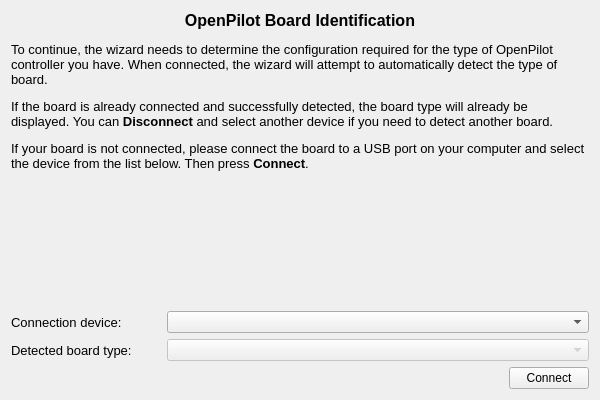
First picture: the form in ground/openpilotgcs/src/plugins/setupwizard/pages/controllerpage.ui, repository librepilot/LibrePilot, before the edit.
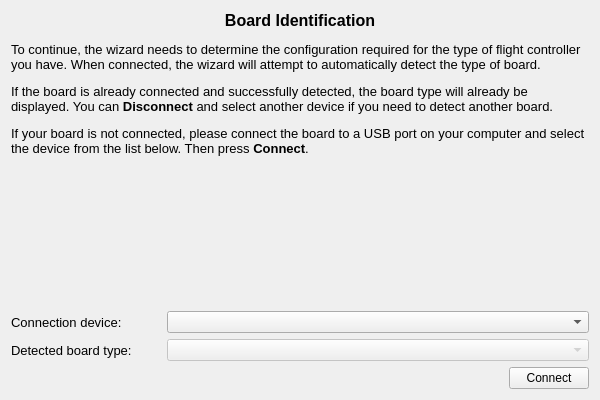
Second picture: the form after the edit.

```diff
--- a/ground/openpilotgcs/src/plugins/setupwizard/pages/controllerpage.ui
+++ b/ground/openpilotgcs/src/plugins/setupwizard/pages/controllerpage.ui
@@ -33,8 +33,8 @@
 &lt;html&gt;&lt;head&gt;&lt;meta name=&quot;qrichtext&quot; content=&quot;1&quot; /&gt;&lt;style type=&quot;text/css&quot;&gt;
 p, li { white-space: pre-wrap; }
 &lt;/style&gt;&lt;/head&gt;&lt;body style=&quot; font-family:'Cantarell'; font-size:11pt; font-weight:400; font-style:normal;&quot;&gt;
-&lt;p align=&quot;center&quot; style=&quot; margin-top:12px; margin-bottom:12px; margin-left:0px; margin-right:0px; -qt-block-indent:0; text-indent:0px;&quot;&gt;&lt;span style=&quot; font-family:'MS Shell Dlg 2'; font-size:12pt; font-weight:600;&quot;&gt;OpenPilot Board Identification&lt;/span&gt;&lt;/p&gt;
-&lt;p style=&quot; margin-top:12px; margin-bottom:12px; margin-left:0px; margin-right:0px; -qt-block-indent:0; text-indent:0px;&quot;&gt;&lt;span style=&quot; font-family:'MS Shell Dlg 2'; font-size:10pt;&quot;&gt;To continue, the wizard needs to determine the configuration required for the type of OpenPilot controller you have. When connected, the wizard will attempt to automatically detect the type of board.&lt;/span&gt;&lt;/p&gt;
+&lt;p align=&quot;center&quot; style=&quot; margin-top:12px; margin-bottom:12px; margin-left:0px; margin-right:0px; -qt-block-indent:0; text-indent:0px;&quot;&gt;&lt;span style=&quot; font-family:'MS Shell Dlg 2'; font-size:12pt; font-weight:600;&quot;&gt;Board Identification&lt;/span&gt;&lt;/p&gt;
+&lt;p style=&quot; margin-top:12px; margin-bottom:12px; margin-left:0px; margin-right:0px; -qt-block-indent:0; text-indent:0px;&quot;&gt;&lt;span style=&quot; font-family:'MS Shell Dlg 2'; font-size:10pt;&quot;&gt;To continue, the wizard needs to determine the configuration required for the type of flight controller you have. When connected, the wizard will attempt to automatically detect the type of board.&lt;/span&gt;&lt;/p&gt;
 &lt;p style=&quot; margin-top:12px; margin-bottom:12px; margin-left:0px; margin-right:0px; -qt-block-indent:0; text-indent:0px;&quot;&gt;&lt;span style=&quot; font-family:'MS Shell Dlg 2'; font-size:10pt;&quot;&gt;If the board is already connected and successfully detected, the board type will already be displayed. You can &lt;/span&gt;&lt;span style=&quot; font-family:'MS Shell Dlg 2'; font-size:10pt; font-weight:600;&quot;&gt;Disconnect&lt;/span&gt;&lt;span style=&quot; font-family:'MS Shell Dlg 2'; font-size:10pt;&quot;&gt; and select another device if you need to detect another board.&lt;/span&gt;&lt;/p&gt;
 &lt;p style=&quot; margin-top:12px; margin-bottom:12px; margin-left:0px; margin-right:0px; -qt-block-indent:0; text-indent:0px;&quot;&gt;&lt;span style=&quot; font-family:'MS Shell Dlg 2'; font-size:10pt;&quot;&gt;If your board is not connected, please connect the board to a USB port on your computer and select the device from the list below. Then press &lt;/span&gt;&lt;span style=&quot; font-family:'MS Shell Dlg 2'; font-size:10pt; font-weight:600;&quot;&gt;Connect&lt;/span&gt;&lt;span style=&quot; font-family:'MS Shell Dlg 2'; font-size:10pt;&quot;&gt;.&lt;/span&gt;&lt;/p&gt;&lt;/body&gt;&lt;/html&gt;</string>
      </property>
```
